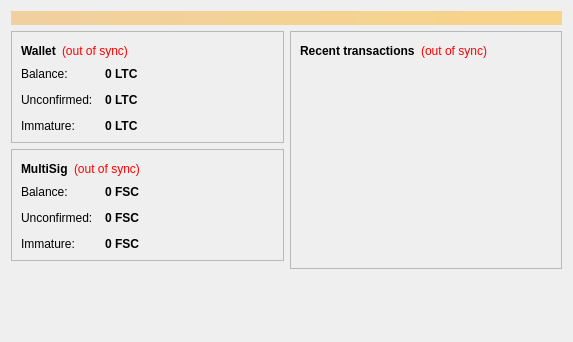
Before: the Qt Designer form src/qt/forms/overviewpage.ui in 60E/naocanfen, drawn with Qt 5.
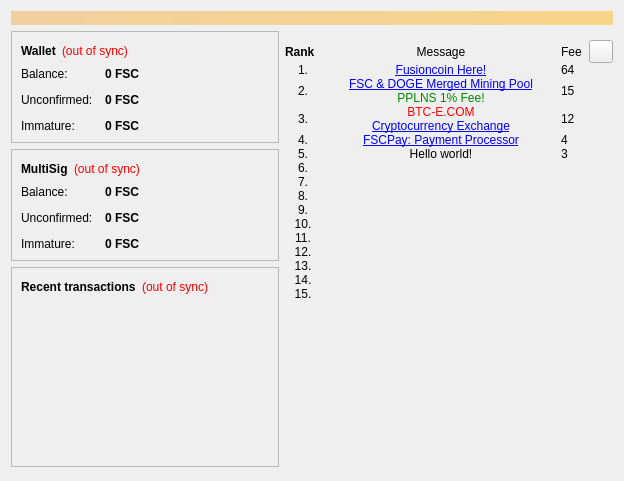
After: the same form once the commit is applied. Icons and pictures are not drawn.

The edit to the form file:
```diff
--- a/src/qt/forms/overviewpage.ui
+++ b/src/qt/forms/overviewpage.ui
@@ -6,13 +6,16 @@
    <rect>
     <x>0</x>
     <y>0</y>
-    <width>573</width>
-    <height>342</height>
+    <width>624</width>
+    <height>481</height>
    </rect>
   </property>
   <property name="windowTitle">
    <string>Form</string>
   </property>
+  <property name="autoFillBackground">
+   <bool>true</bool>
+  </property>
   <layout class="QVBoxLayout" name="topLayout">
    <item>
     <widget class="QLabel" name="labelAlerts">
@@ -122,7 +125,7 @@
                <string>Your current balance</string>
               </property>
               <property name="text">
-               <string notr="true">0 LTC</string>
+               <string notr="true">0 FSC</string>
               </property>
               <property name="textInteractionFlags">
                <set>Qt::LinksAccessibleByMouse|Qt::TextSelectableByKeyboard|Qt::TextSelectableByMouse</set>
@@ -151,7 +154,7 @@
                <string>Total of transactions that have yet to be confirmed, and do not yet count toward the current balance</string>
               </property>
               <property name="text">
-               <string notr="true">0 LTC</string>
+               <string notr="true">0 FSC</string>
               </property>
               <property name="textInteractionFlags">
                <set>Qt::LinksAccessibleByMouse|Qt::TextSelectableByKeyboard|Qt::TextSelectableByMouse</set>
@@ -177,7 +180,7 @@
                <string>Mined balance that has not yet matured</string>
               </property>
               <property name="text">
-               <string notr="true">0 LTC</string>
+               <string notr="true">0 FSC</string>
               </property>
               <property name="textInteractionFlags">
                <set>Qt::LinksAccessibleByMouse|Qt::TextSelectableByKeyboard|Qt::TextSelectableByMouse</set>
@@ -345,23 +348,6 @@
         </widget>
        </item>
        <item>
-        <spacer name="verticalSpacer">
-         <property name="orientation">
-          <enum>Qt::Vertical</enum>
-         </property>
-         <property name="sizeHint" stdset="0">
-          <size>
-           <width>20</width>
-           <height>40</height>
-          </size>
-         </property>
-        </spacer>
-       </item>
-      </layout>
-     </item>
-     <item>
-      <layout class="QVBoxLayout" name="verticalLayout_3">
-       <item>
         <widget class="QFrame" name="frame_2">
          <property name="frameShape">
           <enum>QFrame::StyledPanel</enum>
@@ -433,6 +419,837 @@
         </widget>
        </item>
        <item>
+        <spacer name="verticalSpacer">
+         <property name="orientation">
+          <enum>Qt::Vertical</enum>
+         </property>
+         <property name="sizeHint" stdset="0">
+          <size>
+           <width>20</width>
+           <height>40</height>
+          </size>
+         </property>
+        </spacer>
+       </item>
+      </layout>
+     </item>
+     <item>
+      <layout class="QVBoxLayout" name="verticalLayout_3">
+       <item>
+        <widget class="QFrame" name="frameAd">
+         <property name="minimumSize">
+          <size>
+           <width>0</width>
+           <height>0</height>
+          </size>
+         </property>
+         <property name="contextMenuPolicy">
+          <enum>Qt::DefaultContextMenu</enum>
+         </property>
+         <property name="autoFillBackground">
+          <bool>false</bool>
+         </property>
+         <property name="frameShape">
+          <enum>QFrame::NoFrame</enum>
+         </property>
+         <property name="lineWidth">
+          <number>1</number>
+         </property>
+         <layout class="QVBoxLayout" name="verticalLayout_5">
+          <property name="spacing">
+           <number>0</number>
+          </property>
+          <property name="leftMargin">
+           <number>0</number>
+          </property>
+          <property name="topMargin">
+           <number>9</number>
+          </property>
+          <property name="rightMargin">
+           <number>0</number>
+          </property>
+          <property name="bottomMargin">
+           <number>0</number>
+          </property>
+          <item>
+           <layout class="QGridLayout" name="gridLayoutAd">
+            <property name="leftMargin">
+             <number>0</number>
+            </property>
+            <property name="topMargin">
+             <number>0</number>
+            </property>
+            <property name="spacing">
+             <number>0</number>
+            </property>
+            <item row="14" column="0">
+             <widget class="QLabel" name="labelRank14">
+              <property name="text">
+               <string>14.</string>
+              </property>
+              <property name="alignment">
+               <set>Qt::AlignCenter</set>
+              </property>
+             </widget>
+            </item>
+            <item row="12" column="0">
+             <widget class="QLabel" name="labelRank12">
+              <property name="text">
+               <string>12.</string>
+              </property>
+              <property name="alignment">
+               <set>Qt::AlignCenter</set>
+              </property>
+             </widget>
+            </item>
+            <item row="5" column="0">
+             <widget class="QLabel" name="labelRank5">
+              <property name="text">
+               <string>5.</string>
+              </property>
+              <property name="alignment">
+               <set>Qt::AlignCenter</set>
+              </property>
+             </widget>
+            </item>
+            <item row="11" column="0">
+             <widget class="QLabel" name="labelRank11">
+              <property name="text">
+               <string>11.</string>
+              </property>
+              <property name="alignment">
+               <set>Qt::AlignCenter</set>
+              </property>
+             </widget>
+            </item>
+            <item row="2" column="0">
+             <widget class="QLabel" name="labelRank2">
+              <property name="text">
+               <string>2.</string>
+              </property>
+              <property name="alignment">
+               <set>Qt::AlignCenter</set>
+              </property>
+             </widget>
+            </item>
+            <item row="0" column="1">
+             <widget class="QLabel" name="labelAd0">
+              <property name="sizePolicy">
+               <sizepolicy hsizetype="Fixed" vsizetype="Preferred">
+                <horstretch>0</horstretch>
+                <verstretch>0</verstretch>
+               </sizepolicy>
+              </property>
+              <property name="minimumSize">
+               <size>
+                <width>240</width>
+                <height>0</height>
+               </size>
+              </property>
+              <property name="layoutDirection">
+               <enum>Qt::LeftToRight</enum>
+              </property>
+              <property name="text">
+               <string>Message</string>
+              </property>
+              <property name="alignment">
+               <set>Qt::AlignCenter</set>
+              </property>
+              <property name="margin">
+               <number>4</number>
+              </property>
+             </widget>
+            </item>
+            <item row="8" column="0">
+             <widget class="QLabel" name="labelRank8">
+              <property name="text">
+               <string>8.</string>
+              </property>
+              <property name="alignment">
+               <set>Qt::AlignCenter</set>
+              </property>
+             </widget>
+            </item>
+            <item row="1" column="2">
+             <widget class="QLabel" name="labelFee1">
+              <property name="sizePolicy">
+               <sizepolicy hsizetype="Preferred" vsizetype="Preferred">
+                <horstretch>0</horstretch>
+                <verstretch>0</verstretch>
+               </sizepolicy>
+              </property>
+              <property name="minimumSize">
+               <size>
+                <width>0</width>
+                <height>0</height>
+               </size>
+              </property>
+              <property name="text">
+               <string>64</string>
+              </property>
+              <property name="alignment">
+               <set>Qt::AlignLeading|Qt::AlignLeft|Qt::AlignVCenter</set>
+              </property>
+              <property name="margin">
+               <number>4</number>
+              </property>
+             </widget>
+            </item>
+            <item row="0" column="0">
+             <widget class="QLabel" name="labelRank0">
+              <property name="sizePolicy">
+               <sizepolicy hsizetype="Fixed" vsizetype="Preferred">
+                <horstretch>0</horstretch>
+                <verstretch>0</verstretch>
+               </sizepolicy>
+              </property>
+              <property name="minimumSize">
+               <size>
+                <width>36</width>
+                <height>0</height>
+               </size>
+              </property>
+              <property name="font">
+               <font>
+                <weight>75</weight>
+                <bold>true</bold>
+               </font>
+              </property>
+              <property name="text">
+               <string>Rank</string>
+              </property>
+              <property name="margin">
+               <number>4</number>
+              </property>
+             </widget>
+            </item>
+            <item row="4" column="0">
+             <widget class="QLabel" name="labelRank4">
+              <property name="text">
+               <string>4.</string>
+              </property>
+              <property name="alignment">
+               <set>Qt::AlignCenter</set>
+              </property>
+             </widget>
+            </item>
+            <item row="6" column="0">
+             <widget class="QLabel" name="labelRank6">
+              <property name="text">
+               <string>6.</string>
+              </property>
+              <property name="alignment">
+               <set>Qt::AlignCenter</set>
+              </property>
+             </widget>
+            </item>
+            <item row="13" column="0">
+             <widget class="QLabel" name="labelRank13">
+              <property name="text">
+               <string>13.</string>
+              </property>
+              <property name="alignment">
+               <set>Qt::AlignCenter</set>
+              </property>
+             </widget>
+            </item>
+            <item row="1" column="1">
+             <widget class="QLabel" name="labelAd1">
+              <property name="maximumSize">
+               <size>
+                <width>16777215</width>
+                <height>44</height>
+               </size>
+              </property>
+              <property name="text">
+               <string>&lt;a href=&quot;http://fusioncoin.org/&quot;&gt;Fusioncoin Here!&lt;/a&gt;</string>
+              </property>
+              <property name="alignment">
+               <set>Qt::AlignCenter</set>
+              </property>
+              <property name="margin">
+               <number>4</number>
+              </property>
+              <property name="openExternalLinks">
+               <bool>true</bool>
+              </property>
+             </widget>
+            </item>
+            <item row="1" column="0">
+             <widget class="QLabel" name="labelRank1">
+              <property name="sizePolicy">
+               <sizepolicy hsizetype="Preferred" vsizetype="Preferred">
+                <horstretch>0</horstretch>
+                <verstretch>0</verstretch>
+               </sizepolicy>
+              </property>
+              <property name="minimumSize">
+               <size>
+                <width>0</width>
+                <height>0</height>
+               </size>
+              </property>
+              <property name="text">
+               <string>1.</string>
+              </property>
+              <property name="alignment">
+               <set>Qt::AlignCenter</set>
+              </property>
+             </widget>
+            </item>
+            <item row="3" column="0">
+             <widget class="QLabel" name="labelRank3">
+              <property name="text">
+               <string>3.</string>
+              </property>
+              <property name="alignment">
+               <set>Qt::AlignCenter</set>
+              </property>
+             </widget>
+            </item>
+            <item row="7" column="0">
+             <widget class="QLabel" name="labelRank7">
+              <property name="text">
+               <string>7.</string>
+              </property>
+              <property name="alignment">
+               <set>Qt::AlignCenter</set>
+              </property>
+             </widget>
+            </item>
+            <item row="2" column="1">
+             <widget class="QLabel" name="labelAd2">
+              <property name="text">
+               <string>&lt;a href=&quot;http://fusioncoin.org/&quot;&gt;FSC &amp; DOGE Merged Mining Pool&lt;/a&gt;&lt;br/&gt;&lt;font color=&quot;#008800&quot;&gt;PPLNS 1% Fee!&lt;/font&gt;</string>
+              </property>
+              <property name="alignment">
+               <set>Qt::AlignCenter</set>
+              </property>
+              <property name="margin">
+               <number>4</number>
+              </property>
+              <property name="openExternalLinks">
+               <bool>true</bool>
+              </property>
+             </widget>
+            </item>
+            <item row="9" column="0">
+             <widget class="QLabel" name="labelRank9">
+              <property name="text">
+               <string>9.</string>
+              </property>
+              <property name="alignment">
+               <set>Qt::AlignCenter</set>
+              </property>
+             </widget>
+            </item>
+            <item row="10" column="0">
+             <widget class="QLabel" name="labelRank10">
+              <property name="text">
+               <string>10.</string>
+              </property>
+              <property name="alignment">
+               <set>Qt::AlignCenter</set>
+              </property>
+             </widget>
+            </item>
+            <item row="15" column="0">
+             <widget class="QLabel" name="labelRank15">
+              <property name="text">
+               <string>15.</string>
+              </property>
+              <property name="alignment">
+               <set>Qt::AlignCenter</set>
+              </property>
+             </widget>
+            </item>
+            <item row="4" column="1">
+             <widget class="QLabel" name="labelAd4">
+              <property name="text">
+               <string>&lt;a href=&quot;http://fusioncoin.org/&quot;&gt;FSCPay: Payment Processor&lt;/a&gt;</string>
+              </property>
+              <property name="alignment">
+               <set>Qt::AlignCenter</set>
+              </property>
+              <property name="margin">
+               <number>4</number>
+              </property>
+              <property name="openExternalLinks">
+               <bool>true</bool>
+              </property>
+             </widget>
+            </item>
+            <item row="7" column="1">
+             <widget class="QLabel" name="labelAd7">
+              <property name="maximumSize">
+               <size>
+                <width>16777215</width>
+                <height>16777215</height>
+               </size>
+              </property>
+              <property name="text">
+               <string/>
+              </property>
+              <property name="alignment">
+               <set>Qt::AlignCenter</set>
+              </property>
+              <property name="margin">
+               <number>4</number>
+              </property>
+              <property name="openExternalLinks">
+               <bool>true</bool>
+              </property>
+             </widget>
+            </item>
+            <item row="2" column="2">
+             <widget class="QLabel" name="labelFee2">
+              <property name="text">
+               <string>15</string>
+              </property>
+              <property name="alignment">
+               <set>Qt::AlignLeading|Qt::AlignLeft|Qt::AlignVCenter</set>
+              </property>
+              <property name="margin">
+               <number>4</number>
+              </property>
+             </widget>
+            </item>
+            <item row="3" column="1">
+             <widget class="QLabel" name="labelAd3">
+              <property name="sizePolicy">
+               <sizepolicy hsizetype="Preferred" vsizetype="Fixed">
+                <horstretch>0</horstretch>
+                <verstretch>0</verstretch>
+               </sizepolicy>
+              </property>
+              <property name="maximumSize">
+               <size>
+                <width>16777215</width>
+                <height>36</height>
+               </size>
+              </property>
+              <property name="text">
+               <string>&lt;font color=&quot;#FF0000&quot;&gt;BTC-E.COM&lt;/font&gt;&lt;br/&gt;&lt;a href=&quot;http://fusioncoin.org/&quot;&gt;Cryptocurrency Exchange&lt;/a&gt;</string>
+              </property>
+              <property name="alignment">
+               <set>Qt::AlignCenter</set>
+              </property>
+              <property name="margin">
+               <number>4</number>
+              </property>
+              <property name="openExternalLinks">
+               <bool>true</bool>
+              </property>
+             </widget>
+            </item>
+            <item row="3" column="2">
+             <widget class="QLabel" name="labelFee3">
+              <property name="text">
+               <string>12</string>
+              </property>
+              <property name="alignment">
+               <set>Qt::AlignLeading|Qt::AlignLeft|Qt::AlignVCenter</set>
+              </property>
+              <property name="margin">
+               <number>4</number>
+              </property>
+              <property name="openExternalLinks">
+               <bool>false</bool>
+              </property>
+             </widget>
+            </item>
+            <item row="4" column="2">
+             <widget class="QLabel" name="labelFee4">
+              <property name="text">
+               <string>4</string>
+              </property>
+              <property name="alignment">
+               <set>Qt::AlignLeading|Qt::AlignLeft|Qt::AlignVCenter</set>
+              </property>
+              <property name="margin">
+               <number>4</number>
+              </property>
+              <property name="openExternalLinks">
+               <bool>false</bool>
+              </property>
+             </widget>
+            </item>
+            <item row="5" column="1">
+             <widget class="QLabel" name="labelAd5">
+              <property name="text">
+               <string>Hello world!</string>
+              </property>
+              <property name="alignment">
+               <set>Qt::AlignCenter</set>
+              </property>
+              <property name="margin">
+               <number>4</number>
+              </property>
+              <property name="openExternalLinks">
+               <bool>true</bool>
+              </property>
+             </widget>
+            </item>
+            <item row="6" column="1">
+             <widget class="QLabel" name="labelAd6">
+              <property name="text">
+               <string/>
+              </property>
+              <property name="alignment">
+               <set>Qt::AlignCenter</set>
+              </property>
+              <property name="margin">
+               <number>4</number>
+              </property>
+              <property name="openExternalLinks">
+               <bool>true</bool>
+              </property>
+             </widget>
+            </item>
+            <item row="8" column="1">
+             <widget class="QLabel" name="labelAd8">
+              <property name="text">
+               <string/>
+              </property>
+              <property name="alignment">
+               <set>Qt::AlignCenter</set>
+              </property>
+              <property name="margin">
+               <number>4</number>
+              </property>
+              <property name="openExternalLinks">
+               <bool>true</bool>
+              </property>
+             </widget>
+            </item>
+            <item row="9" column="1">
+             <widget class="QLabel" name="labelAd9">
+              <property name="text">
+               <string/>
+              </property>
+              <property name="alignment">
+               <set>Qt::AlignCenter</set>
+              </property>
+              <property name="margin">
+               <number>4</number>
+              </property>
+              <property name="openExternalLinks">
+               <bool>true</bool>
+              </property>
+             </widget>
+            </item>
+            <item row="10" column="1">
+             <widget class="QLabel" name="labelAd10">
+              <property name="text">
+               <string/>
+              </property>
+              <property name="alignment">
+               <set>Qt::AlignCenter</set>
+              </property>
+              <property name="margin">
+               <number>4</number>
+              </property>
+              <property name="openExternalLinks">
+               <bool>true</bool>
+              </property>
+             </widget>
+            </item>
+            <item row="11" column="1">
+             <widget class="QLabel" name="labelAd11">
+              <property name="text">
+               <string/>
+              </property>
+              <property name="alignment">
+               <set>Qt::AlignCenter</set>
+              </property>
+              <property name="margin">
+               <number>4</number>
+              </property>
+              <property name="openExternalLinks">
+               <bool>true</bool>
+              </property>
+             </widget>
+            </item>
+            <item row="12" column="1">
+             <widget class="QLabel" name="labelAd12">
+              <property name="text">
+               <string/>
+              </property>
+              <property name="alignment">
+               <set>Qt::AlignCenter</set>
+              </property>
+              <property name="margin">
+               <number>4</number>
+              </property>
+              <property name="openExternalLinks">
+               <bool>true</bool>
+              </property>
+             </widget>
+            </item>
+            <item row="13" column="1">
+             <widget class="QLabel" name="labelAd13">
+              <property name="text">
+               <string/>
+              </property>
+              <property name="alignment">
+               <set>Qt::AlignCenter</set>
+              </property>
+              <property name="margin">
+               <number>4</number>
+              </property>
+              <property name="openExternalLinks">
+               <bool>true</bool>
+              </property>
+             </widget>
+            </item>
+            <item row="14" column="1">
+             <widget class="QLabel" name="labelAd14">
+              <property name="text">
+               <string/>
+              </property>
+              <property name="alignment">
+               <set>Qt::AlignCenter</set>
+              </property>
+              <property name="margin">
+               <number>4</number>
+              </property>
+              <property name="openExternalLinks">
+               <bool>true</bool>
+              </property>
+             </widget>
+            </item>
+            <item row="15" column="1">
+             <widget class="QLabel" name="labelAd15">
+              <property name="text">
+               <string/>
+              </property>
+              <property name="alignment">
+               <set>Qt::AlignCenter</set>
+              </property>
+              <property name="margin">
+               <number>4</number>
+              </property>
+              <property name="openExternalLinks">
+               <bool>true</bool>
+              </property>
+             </widget>
+            </item>
+            <item row="5" column="2">
+             <widget class="QLabel" name="labelFee5">
+              <property name="text">
+               <string>3</string>
+              </property>
+              <property name="alignment">
+               <set>Qt::AlignLeading|Qt::AlignLeft|Qt::AlignVCenter</set>
+              </property>
+              <property name="margin">
+               <number>4</number>
+              </property>
+              <property name="openExternalLinks">
+               <bool>false</bool>
+              </property>
+             </widget>
+            </item>
+            <item row="6" column="2">
+             <widget class="QLabel" name="labelFee6">
+              <property name="text">
+               <string/>
+              </property>
+              <property name="alignment">
+               <set>Qt::AlignLeading|Qt::AlignLeft|Qt::AlignVCenter</set>
+              </property>
+              <property name="margin">
+               <number>4</number>
+              </property>
+              <property name="openExternalLinks">
+               <bool>false</bool>
+              </property>
+             </widget>
+            </item>
+            <item row="7" column="2">
+             <widget class="QLabel" name="labelFee7">
+              <property name="text">
+               <string/>
+              </property>
+              <property name="alignment">
+               <set>Qt::AlignLeading|Qt::AlignLeft|Qt::AlignVCenter</set>
+              </property>
+              <property name="margin">
+               <number>4</number>
+              </property>
+              <property name="openExternalLinks">
+               <bool>false</bool>
+              </property>
+             </widget>
+            </item>
+            <item row="8" column="2">
+             <widget class="QLabel" name="labelFee8">
+              <property name="text">
+               <string/>
+              </property>
+              <property name="alignment">
+               <set>Qt::AlignLeading|Qt::AlignLeft|Qt::AlignVCenter</set>
+              </property>
+              <property name="margin">
+               <number>4</number>
+              </property>
+              <property name="openExternalLinks">
+               <bool>false</bool>
+              </property>
+             </widget>
+            </item>
+            <item row="9" column="2">
+             <widget class="QLabel" name="labelFee9">
+              <property name="text">
+               <string/>
+              </property>
+              <property name="alignment">
+               <set>Qt::AlignLeading|Qt::AlignLeft|Qt::AlignVCenter</set>
+              </property>
+              <property name="margin">
+               <number>4</number>
+              </property>
+              <property name="openExternalLinks">
+               <bool>false</bool>
+              </property>
+             </widget>
+            </item>
+            <item row="10" column="2">
+             <widget class="QLabel" name="labelFee10">
+              <property name="text">
+               <string/>
+              </property>
+              <property name="alignment">
+               <set>Qt::AlignLeading|Qt::AlignLeft|Qt::AlignVCenter</set>
+              </property>
+              <property name="margin">
+               <number>4</number>
+              </property>
+              <property name="openExternalLinks">
+               <bool>false</bool>
+              </property>
+             </widget>
+            </item>
+            <item row="12" column="2">
+             <widget class="QLabel" name="labelFee12">
+              <property name="text">
+               <string/>
+              </property>
+              <property name="alignment">
+               <set>Qt::AlignLeading|Qt::AlignLeft|Qt::AlignVCenter</set>
+              </property>
+              <property name="margin">
+               <number>4</number>
+              </property>
+              <property name="openExternalLinks">
+               <bool>false</bool>
+              </property>
+             </widget>
+            </item>
+            <item row="13" column="2">
+             <widget class="QLabel" name="labelFee13">
+              <property name="text">
+               <string/>
+              </property>
+              <property name="alignment">
+               <set>Qt::AlignLeading|Qt::AlignLeft|Qt::AlignVCenter</set>
+              </property>
+              <property name="margin">
+               <number>4</number>
+              </property>
+              <property name="openExternalLinks">
+               <bool>false</bool>
+              </property>
+             </widget>
+            </item>
+            <item row="14" column="2">
+             <widget class="QLabel" name="labelFee14">
+              <property name="text">
+               <string/>
+              </property>
+              <property name="alignment">
+               <set>Qt::AlignLeading|Qt::AlignLeft|Qt::AlignVCenter</set>
+              </property>
+              <property name="margin">
+               <number>4</number>
+              </property>
+             </widget>
+            </item>
+            <item row="15" column="2">
+             <widget class="QLabel" name="labelFee15">
+              <property name="text">
+               <string/>
+              </property>
+              <property name="alignment">
+               <set>Qt::AlignLeading|Qt::AlignLeft|Qt::AlignVCenter</set>
+              </property>
+              <property name="margin">
+               <number>4</number>
+              </property>
+             </widget>
+            </item>
+            <item row="11" column="2">
+             <widget class="QLabel" name="labelFee11">
+              <property name="text">
+               <string/>
+              </property>
+              <property name="alignment">
+               <set>Qt::AlignLeading|Qt::AlignLeft|Qt::AlignVCenter</set>
+              </property>
+              <property name="margin">
+               <number>4</number>
+              </property>
+              <property name="openExternalLinks">
+               <bool>false</bool>
+              </property>
+             </widget>
+            </item>
+            <item row="0" column="2">
+             <layout class="QHBoxLayout" name="horizontalLayout_6">
+              <item>
+               <widget class="QLabel" name="labelFee0">
+                <property name="sizePolicy">
+                 <sizepolicy hsizetype="Preferred" vsizetype="Preferred">
+                  <horstretch>0</horstretch>
+                  <verstretch>0</verstretch>
+                 </sizepolicy>
+                </property>
+                <property name="minimumSize">
+                 <size>
+                  <width>0</width>
+                  <height>0</height>
+                 </size>
+                </property>
+                <property name="text">
+                 <string>Fee  </string>
+                </property>
+                <property name="alignment">
+                 <set>Qt::AlignLeading|Qt::AlignLeft|Qt::AlignVCenter</set>
+                </property>
+                <property name="margin">
+                 <number>4</number>
+                </property>
+               </widget>
+              </item>
+              <item>
+               <widget class="QToolButton" name="btnAddAD">
+                <property name="text">
+                 <string/>
+                </property>
+                <property name="icon">
+                 <iconset resource="../bitcoin.qrc">
+                  <normaloff>:/icons/add</normaloff>:/icons/add</iconset>
+                </property>
+               </widget>
+              </item>
+             </layout>
+            </item>
+           </layout>
+          </item>
+         </layout>
+        </widget>
+       </item>
+       <item>
         <spacer name="verticalSpacer_2">
          <property name="orientation">
           <enum>Qt::Vertical</enum>
```
Left out of the diff: 4 changed lines with no effect on the pictures.
